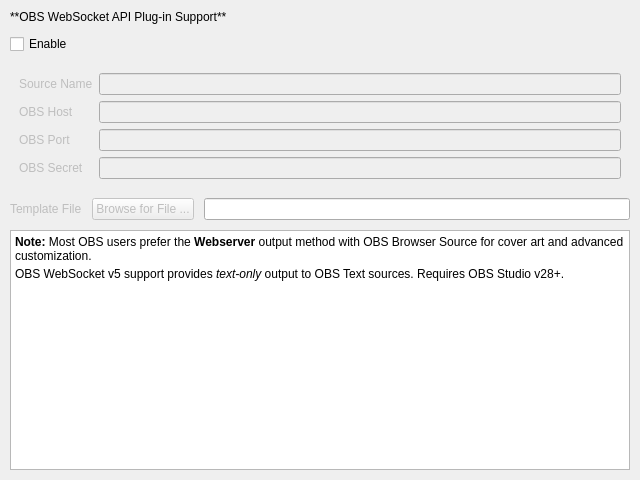
Old version of the form nowplaying/resources/ui/obsws.ui in the repository whatsnowplaying/whats-now-playing.
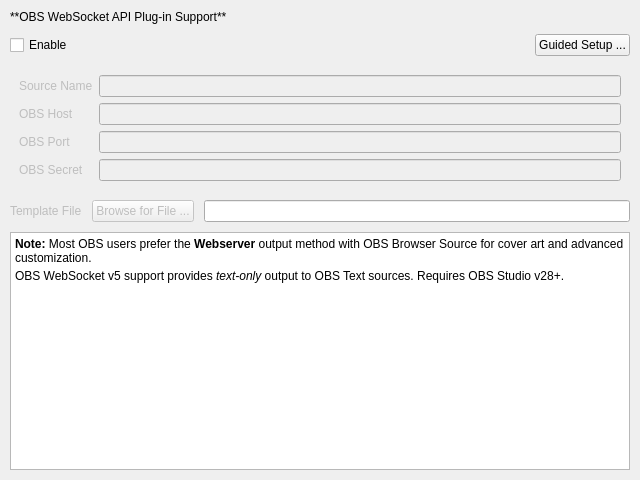
New version of the form.

Commit message: Rework first-run setup around proving the source works (#1875)

What changed in the file:
```diff
--- a/nowplaying/resources/ui/obsws.ui
+++ b/nowplaying/resources/ui/obsws.ui
@@ -37,11 +37,38 @@
     </widget>
    </item>
    <item>
+    <layout class="QHBoxLayout" name="enable_layout">
+     <item>
     <widget class="QCheckBox" name="enable_checkbox">
      <property name="text">
       <string>Enable</string>
      </property>
     </widget>
+     </item>
+     <item>
+      <spacer name="enable_spacer">
+       <property name="orientation">
+        <enum>Qt::Horizontal</enum>
+       </property>
+       <property name="sizeHint" stdset="0">
+        <size>
+         <width>40</width>
+         <height>20</height>
+        </size>
+       </property>
+      </spacer>
+     </item>
+     <item>
+      <widget class="QPushButton" name="setup_button">
+       <property name="text">
+        <string>Guided Setup ...</string>
+       </property>
+       <property name="toolTip">
+        <string>Walks through the OBS connect info and Text source name, then fills in the fields below.</string>
+       </property>
+      </widget>
+     </item>
+    </layout>
    </item>
    <item>
     <widget class="QWidget" name="settings_form_widget" native="true">
```
Lines whose indentation alone changed are shown as unchanged. The commit also changes 64 other files.
